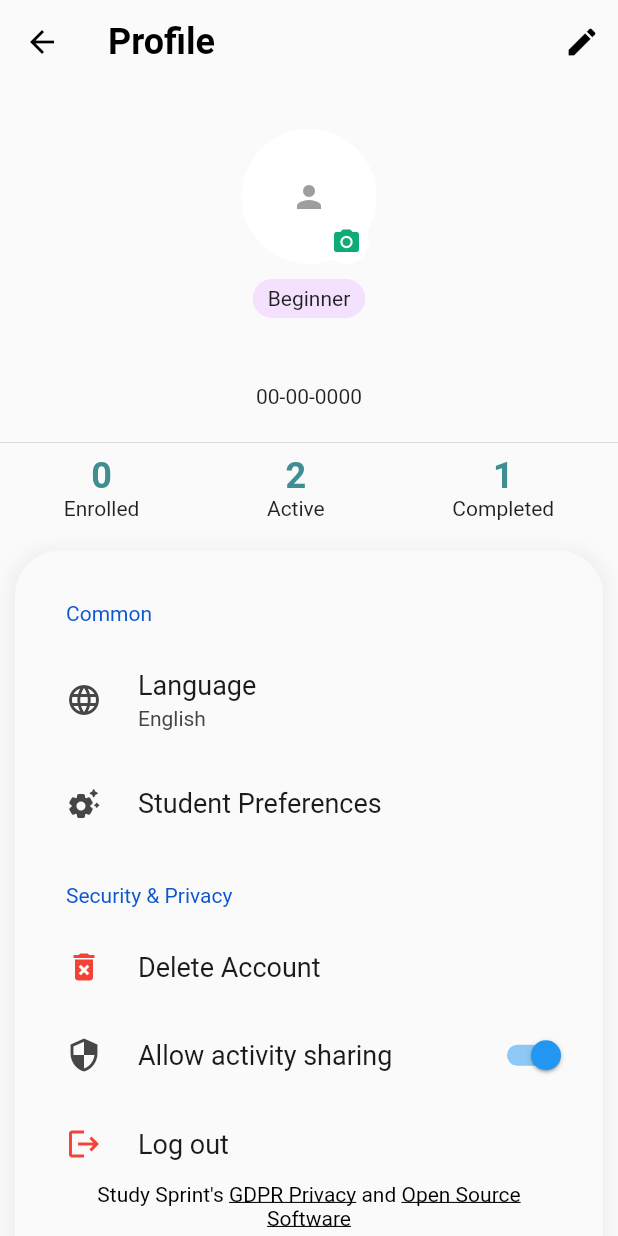
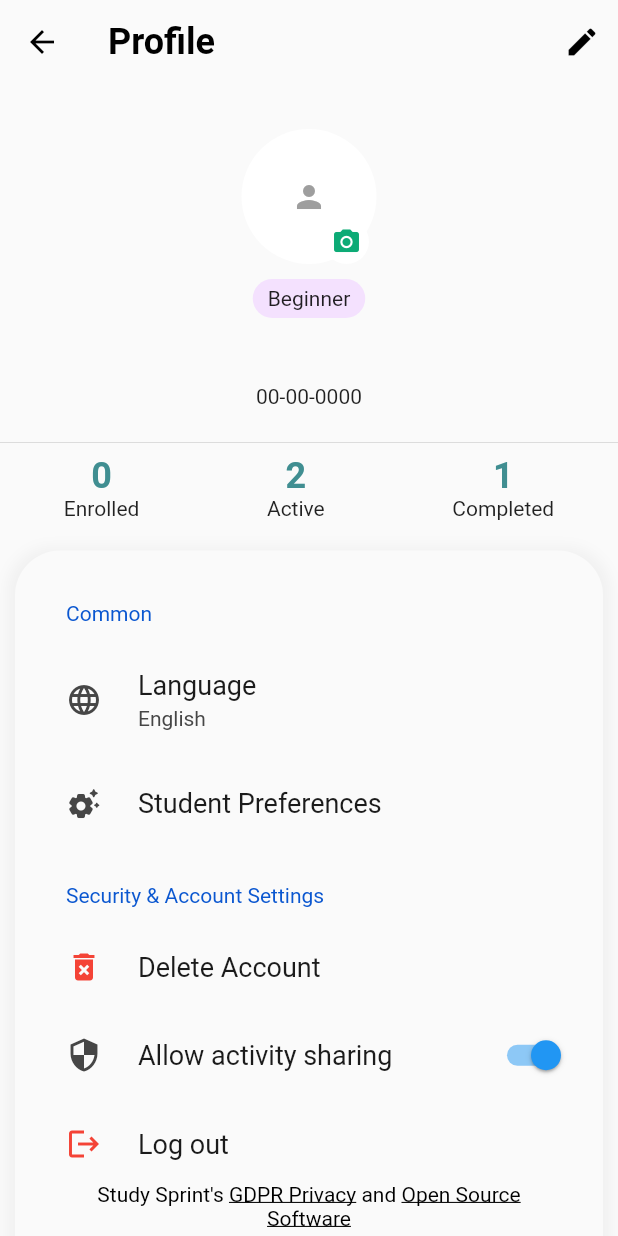
Before and after one commit to PAU-Course-Selection/course-select, a Flutter app: the UserProfilePage screen opened by its route, on a phone screen of 412 x 824 dp. Run offline on Flutter 3.47's test engine with Material 2 defaults, Android fonts, the phone set to English and light mode, and no system bars; drawn by our look-alikes of cached_network_image, settings_ui; our stand-ins replace bottom_navy_bar, chips_choice, cloud_firestore, firebase_auth, firebase_core, firebase_storage and 16 more; accounts and stored records are empty; network calls fail.

Commit message:
group logout button with security section
Signed-off-by: Kenn <kakomea@yahoo.com>

```diff
--- a/lib/screens/user_profile_page.dart
+++ b/lib/screens/user_profile_page.dart
@@ -348,7 +348,7 @@ class _UserProfilePageState extends State<UserProfilePage> {
                                       ],
                                     ),
                                     SettingsSection(
-                                      title: const Text('Security & Privacy'),
+                                      title: const Text('Security & Account Settings'),
                                       tiles: <SettingsTile>[
                                         SettingsTile(
                                           leading: const Icon(
@@ -434,10 +434,6 @@ class _UserProfilePageState extends State<UserProfilePage> {
                                           title: const Text(
                                               'Allow activity sharing'),
                                         ),
-                                      ],
-                                    ),
-                                    SettingsSection(
-                                      tiles: <SettingsTile>[
                                         SettingsTile(
                                           leading: const Icon(Icons.logout,
                                               color: Colors.red),
```
